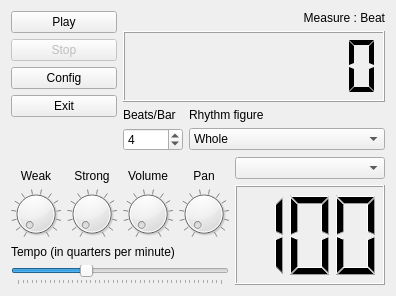
The window that src/kmetronomeviewbase.ui (pedrolcl/kmetronome) describes before a commit, drawn with Qt 5.
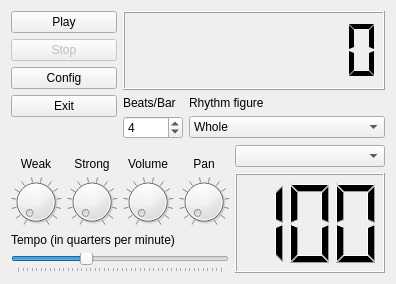
The same window after the commit. Icons and pictures are not drawn. Custom widgets are drawn as their Qt base class.

Patch:
```diff
--- a/src/kmetronomeviewbase.ui
+++ b/src/kmetronomeviewbase.ui
@@ -24,8 +24,8 @@
    <rect>
     <x>0</x>
     <y>0</y>
-    <width>396</width>
-    <height>296</height>
+    <width>390</width>
+    <height>284</height>
    </rect>
   </property>
   <property name="sizePolicy" >
@@ -142,22 +142,6 @@
    </item>
    <item row="0" column="1" colspan="2" >
     <layout class="QVBoxLayout" name="verticalLayout_3" >
-     <item>
-      <widget class="QLabel" name="textLabel1" >
-       <property name="sizePolicy" >
-        <sizepolicy vsizetype="Minimum" hsizetype="Minimum" >
-         <horstretch>0</horstretch>
-         <verstretch>0</verstretch>
-        </sizepolicy>
-       </property>
-       <property name="text" >
-        <string>Measure : Beat</string>
-       </property>
-       <property name="alignment" >
-        <set>Qt::AlignBottom|Qt::AlignRight|Qt::AlignTrailing</set>
-       </property>
-      </widget>
-     </item>
      <item>
       <widget class="QLCDNumber" name="m_measureLCD" >
        <property name="sizePolicy" >
```
